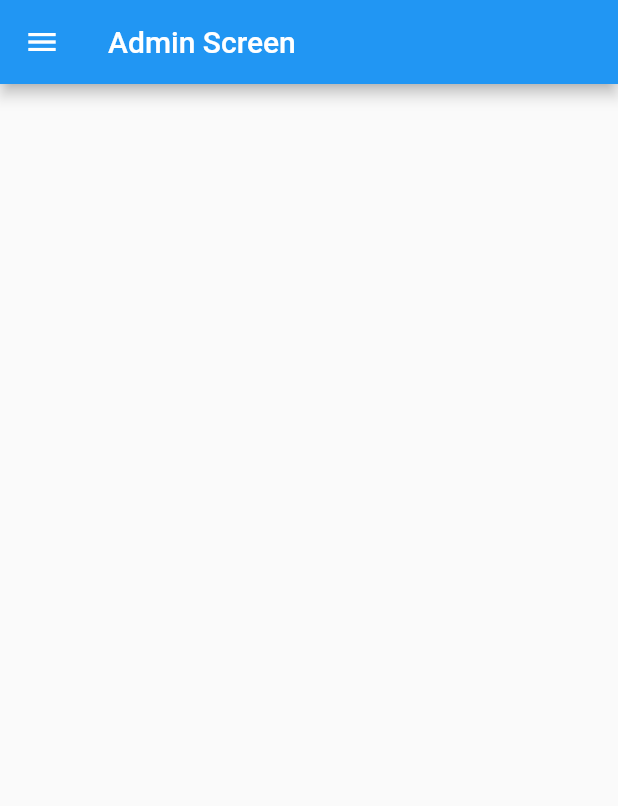
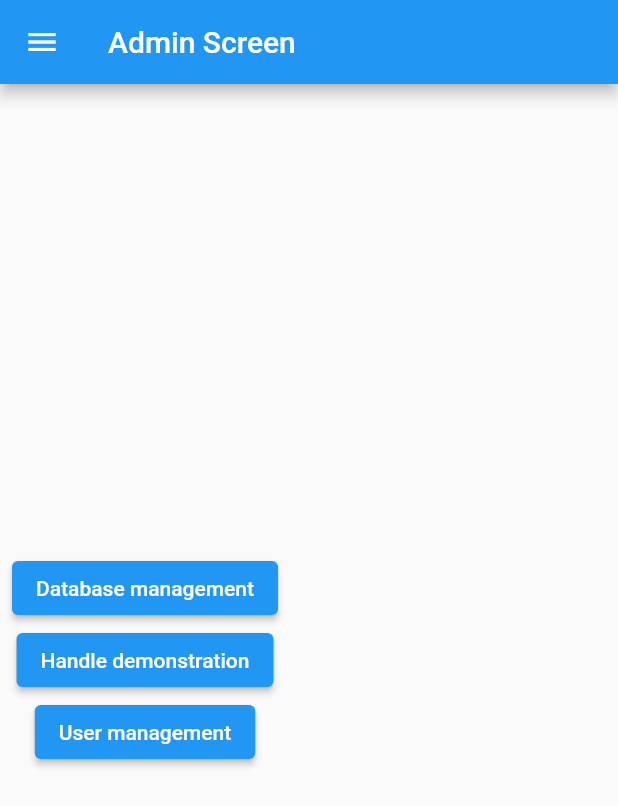
Before and after one commit to JonasMikaelMellin/login_simulation, a Flutter app: the AdminScreen screen opened by its route, on a phone screen of 412 x 824 dp. Shown: the top 806 px of the screen. Run offline on Flutter 3.47's test engine with Material 2 defaults, Android fonts, the phone set to English and light mode, and no system bars; our stand-ins replace shared_preferences, sqflite; missing offline and left inert: flutter_echarts; accounts and stored records are empty; generated files the repository leaves out were written again.

Commit message:
Relocation of diagram. Added new screens for administration.

```diff
--- /dev/null
+++ b/lib/admin/adminScreen.dart
@@ -0,0 +1,87 @@
+import 'package:flutter/cupertino.dart';
+import 'package:flutter/material.dart';
+
+import '../navDrawer.dart';
+import 'adminDatabaseMgmtScreen.dart';
+import 'adminDemoMgmtScreen.dart';
+import 'adminUserMgmtScreen.dart';
+
+class AdminScreen extends StatefulWidget {
+  const AdminScreen({Key? key}) : super(key: key);
+
+  static String route = '/administrator/adminScreen';
+  @override
+  _AdminScreenState createState() => _AdminScreenState();
+}
+
+class _AdminScreenState extends State<AdminScreen> {
+  @override
+  Widget build(BuildContext context) {
+    return _buildAdminScreen(context);
+  }
+
+  Widget _buildAdminScreen(BuildContext context) {
+    return Scaffold(
+        drawer: NavDrawer(),
+        appBar: AppBar(
+          title: Text('Admin Screen'),
+          //leading: Icon(Icons.menu),
+        ),
+      body: _buildAdminBody(context)
+    );
+  }
+  Widget _buildAdminBody(context) {
+    return Padding(
+      padding: EdgeInsets.all(8.0),
+      child: Column(
+        crossAxisAlignment: CrossAxisAlignment.center,
+        mainAxisAlignment: MainAxisAlignment.center,
+        children: [
+          _buildDatabaseMgmtButton(context),
+          _buildDemoMgmtButton(context),
+          _buildUserMgmtButton(context),
+        ]
+      )
+    );
+  }
+
+  _buildDatabaseMgmtButton(context) {
+    return ElevatedButton(
+        onPressed: () {
+          _navigateToAdminDatabaseScreen(context);
+        },
+        child: Text('Database management'));
+  }
+
+  void _navigateToAdminDatabaseScreen(context) {
+    Navigator.pushNamed(context,AdminDatabaseMgmtScreen.route);
+  }
+
+  _buildDemoMgmtButton(context) {
+    return ElevatedButton(
+      onPressed: () {
+        _navigateToAdminDemoMgmtScreen(context);
+      },
+      child: Text('Handle demonstration')
+
+    );
+  }
+
+  void _navigateToAdminDemoMgmtScreen(context) {
+    Navigator.pushNamed(context,AdminDemoMgmtScreen.route);
+  }
+
+  _buildUserMgmtButton(context) {
+    return ElevatedButton(
+      onPressed: () {
+        _navigateToAdminUserMgmtScreen(context);
+        },
+        child: Text('User management')
+
+    );
+  }
+
+  void _navigateToAdminUserMgmtScreen(context) {
+    Navigator.pushNamed(context,AdminUserMgmtScreen.route);
+  }
+}
--- a/lib/diagram.dart
+++ b/lib/common/diagram.dart
@@ -5,9 +5,9 @@ import 'package:flutter/cupertino.dart';
 import 'package:flutter_echarts/flutter_echarts.dart';
 import 'package:provider/provider.dart';
 
-import 'data.dart';
-import 'dataSpecification.dart';
-import 'editDataNotes.dart';
+import '../data.dart';
+import '../dataSpecification.dart';
+import '../editDataNotes.dart';
 
 class DiagramArgs {
   final List<Data> dataList;
--- a/lib/enterValue.dart
+++ b/lib/enterValue.dart
@@ -8,7 +8,7 @@ import 'package:login_simulation/common/catharinasRadionButton.dart';
 import 'package:provider/provider.dart';
 
 import 'data.dart';
-import 'diagram.dart';
+import 'common/diagram.dart';
 import 'navDrawer.dart';
 
 class EnterValue extends StatefulWidget {
--- a/lib/main.dart
+++ b/lib/main.dart
@@ -7,12 +7,15 @@ import 'package:flutter_echarts/flutter_echarts.dart';
 import 'package:flutter/material.dart';
 import 'package:flutter_gen/gen_l10n/app_localizations.dart';
 import 'package:intl/intl.dart';
+import 'package:login_simulation/admin/adminDemoMgmtScreen.dart';
 import 'package:provider/provider.dart';
 import 'package:shared_preferences/shared_preferences.dart';
 
+import 'admin/adminDatabaseMgmtScreen.dart';
+import 'admin/adminScreen.dart';
 import 'data.dart';
 import 'dataSpecification.dart';
-import 'diagram.dart';
+import 'common/diagram.dart';
 import 'editDataNotes.dart';
 import 'enterValue.dart';
 import 'navDrawer.dart';
@@ -81,7 +84,7 @@ class Auth {
         alias: 'part@w.o', password: 'papassword', roles: [Role.participant]),
     'adm@w.o': User(
         alias: 'adm@w.o',
-        password: 'adpassword',
+        password: '991b7e64f7f4a49d9b15e92d255effcde73626b730971cb83c93824dce7bd868efa56cfcc566c8a26c3b28c84eea4868b1506b18057860b4b4c6039c9e8893b6',
         roles: [Role.administrator, Role.projectOwner]),
     'proj@w.o': User(
         alias: 'proj@w.o', password: 'prpassword', roles: [Role.projectOwner]),
@@ -199,7 +202,10 @@ class _MyAppState extends State<MyApp> {
         EnterValue.routeName(Series.Safety): (context) => EnterValue(),
         EnterValue.routeName(Series.Wellbeing): (context) => EnterValue(),
         EnterValue.routeName(Series.SenseOfHome): (context) => EnterValue(),
-        EnterValue.subsequentRouteName: (context) => EnterValue()
+        EnterValue.subsequentRouteName: (context) => EnterValue(),
+        AdminScreen.route: (context) => AdminScreen(),
+        AdminDatabaseMgmtScreen.route: (context) => AdminDatabaseMgmtScreen(),
+        AdminDemoMgmtScreen.route: (context) => AdminDemoMgmtScreen()
       },
       theme: ThemeData(
           // This is the theme of your application.
@@ -451,28 +457,8 @@ class _ConfigStateState extends State<ConfigState> {
 }
 
 
-class AdminScreen extends StatefulWidget {
-  const AdminScreen({Key? key}) : super(key: key);
 
-  @override
-  _AdminScreenState createState() => _AdminScreenState();
-}
 
-class _AdminScreenState extends State<AdminScreen> {
-  @override
-  Widget build(BuildContext context) {
-    return _buildAdminScreen(context);
-  }
-
-  Widget _buildAdminScreen(BuildContext context) {
-    return Scaffold(
-        drawer: NavDrawer(),
-        appBar: AppBar(
-          title: Text('Admin Screen'),
-          //leading: Icon(Icons.menu),
-        ));
-  }
-}
 
 class ProjectOwnerScreen extends StatefulWidget {
   const ProjectOwnerScreen({Key? key}) : super(key: key);
```
Also changed, not shown: lib/admin/adminDatabaseMgmtScreen.dart (added, +16 -0 lines), lib/admin/adminDemoMgmtScreen.dart (added, +17 -0 lines), lib/admin/adminUserMgmtScreen.dart (added, +17 -0 lines).
